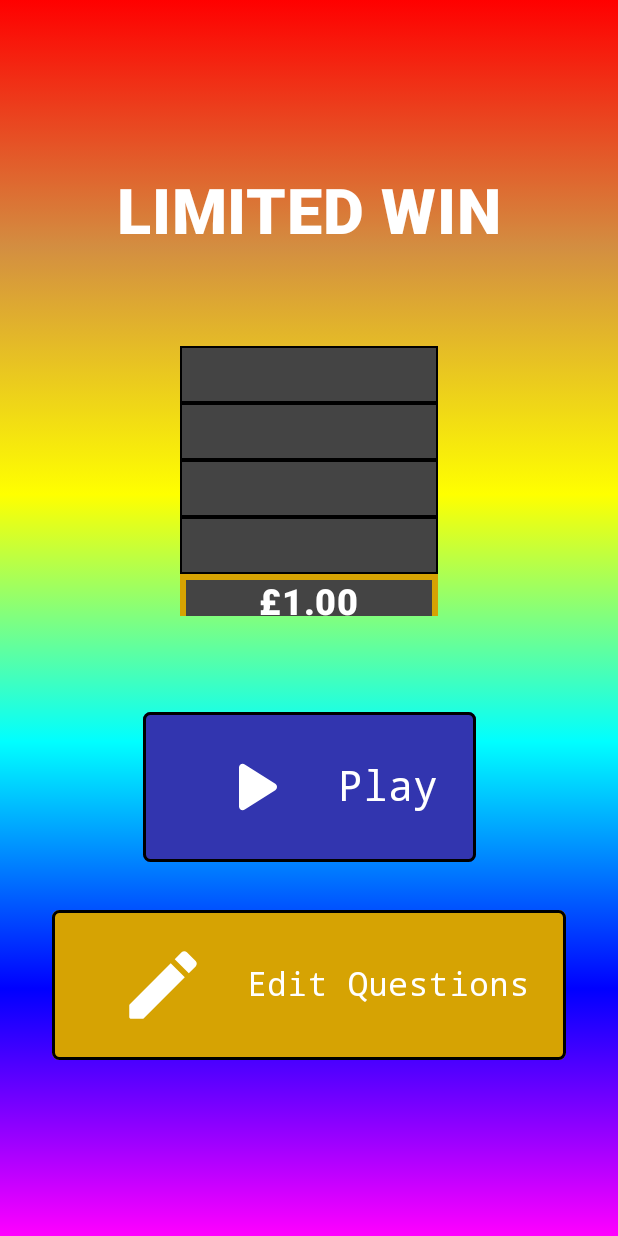
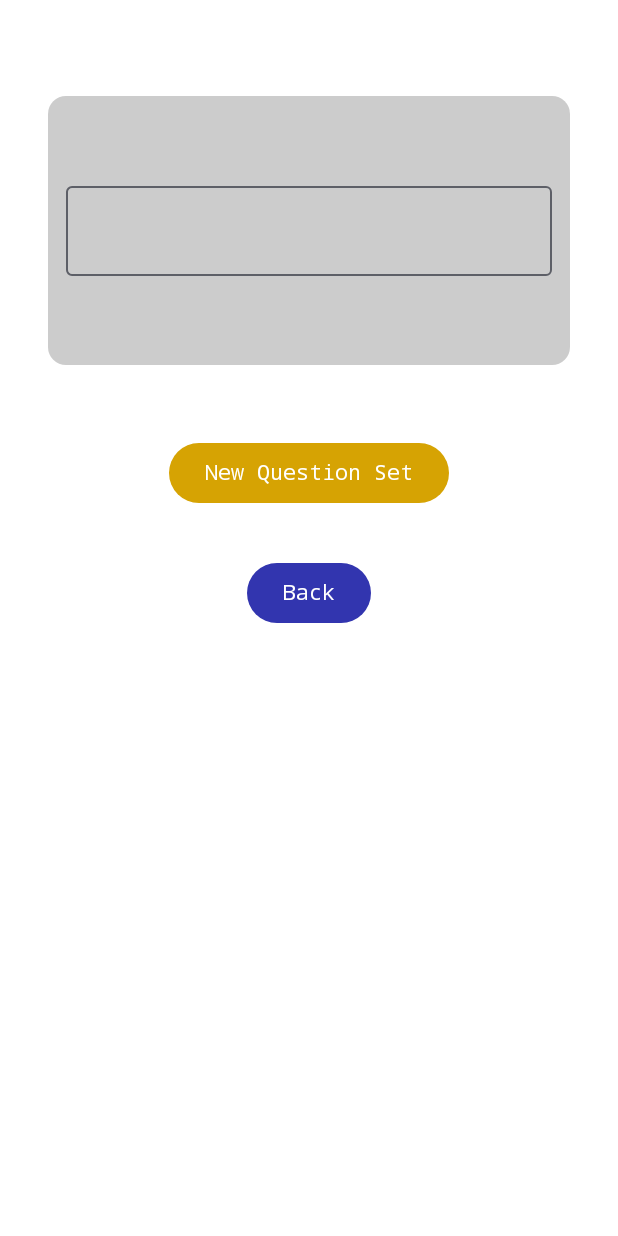
Before and after one commit to daniellegoodlake21/GameShowSpinoff, an Android app built with Jetpack Compose: the composable GameShowApp shown on its own in the app's theme, after a tap on "Edit Questions", on a phone screen of 412 x 824 dp. Run offline under Robolectric (Android 15) with nearby library versions, the phone set to English and light mode, and no system bars; our stand-ins replace Dagger/Hilt's generated code, Room's generated code.

Commit message:
Fix user input for questions and question sets, and add navigation.

```diff
--- a/app/build.gradle.kts
+++ b/app/build.gradle.kts
@@ -68,6 +68,10 @@ dependencies {
     androidTestImplementation("androidx.compose.ui:ui-test-junit4")
     debugImplementation("androidx.compose.ui:ui-tooling")
     debugImplementation("androidx.compose.ui:ui-test-manifest")
+    val navVersion = "2.7.6"
+    // navigation
+    implementation("androidx.navigation:navigation-compose:$navVersion")
+    implementation("androidx.hilt:hilt-navigation-compose:1.1.0")
     // hilt
     implementation("com.google.dagger:hilt-android:2.44")
     // observe as state
--- a/app/src/main/java/danielle/projects/gameshowspinoff/MainActivity.kt
+++ b/app/src/main/java/danielle/projects/gameshowspinoff/MainActivity.kt
@@ -4,9 +4,11 @@ import android.os.Bundle
 import androidx.activity.ComponentActivity
 import androidx.activity.compose.setContent
 import androidx.compose.runtime.Composable
-import danielle.projects.gameshowspinoff.screen.HomeScreen
+import dagger.hilt.android.AndroidEntryPoint
+import danielle.projects.gameshowspinoff.navigation.GameShowNavigation
 import danielle.projects.gameshowspinoff.ui.theme.GameShowSpinoffTheme
 
+@AndroidEntryPoint
 class MainActivity : ComponentActivity() {
     override fun onCreate(savedInstanceState: Bundle?) {
         super.onCreate(savedInstanceState)
@@ -20,5 +22,5 @@ class MainActivity : ComponentActivity() {
 
 @Composable
 fun GameShowApp(){
-    HomeScreen()
+    GameShowNavigation()
 }
--- a/app/src/main/java/danielle/projects/gameshowspinoff/components/QuestionSetInfoComponent.kt
+++ b/app/src/main/java/danielle/projects/gameshowspinoff/components/QuestionSetInfoComponent.kt
@@ -13,6 +13,8 @@ import androidx.compose.material3.CardDefaults
 import androidx.compose.material3.ExperimentalMaterial3Api
 import androidx.compose.material3.OutlinedTextField
 import androidx.compose.runtime.Composable
+import androidx.compose.runtime.mutableStateOf
+import androidx.compose.runtime.saveable.rememberSaveable
 import androidx.compose.ui.Alignment
 import androidx.compose.ui.ExperimentalComposeUiApi
 import androidx.compose.ui.Modifier
@@ -21,38 +23,44 @@ import androidx.compose.ui.platform.LocalSoftwareKeyboardController
 import androidx.compose.ui.text.font.FontFamily
 import androidx.compose.ui.text.input.ImeAction
 import androidx.compose.ui.text.input.KeyboardType
-import androidx.compose.ui.text.input.TextFieldValue
 import androidx.compose.ui.unit.TextUnit
 import androidx.compose.ui.unit.TextUnitType
 import androidx.compose.ui.unit.dp
+import androidx.navigation.NavController
 import danielle.projects.gameshowspinoff.model.QuestionSet
+import danielle.projects.gameshowspinoff.navigation.GameShowScreens
 import danielle.projects.gameshowspinoff.screen.QuestionBuilderViewModel
 
 @OptIn(ExperimentalMaterial3Api::class, ExperimentalComposeUiApi::class)
 @Composable
-fun QuestionSetInfoComponent(questionBuilderViewModel: QuestionBuilderViewModel, questionSet: QuestionSet) {
+fun QuestionSetInfoComponent(navController: NavController, questionBuilderViewModel: QuestionBuilderViewModel, questionSet: QuestionSet) {
     val keyboardController = LocalSoftwareKeyboardController.current
+    val input = rememberSaveable{mutableStateOf(questionSet.label)
+    }
     Card(colors = CardDefaults.cardColors(containerColor = Color.LightGray), modifier = Modifier
         .fillMaxWidth()
-        .padding(16.dp)
+        .height(275.dp)
+        .padding(vertical = 48.dp, horizontal = 16.dp)
         .height(100.dp)
-        .clickable { /* navigate to question set with list of questions */ }) {
+        .clickable { /* navigate to question set with list of questions */
+        navController.navigate(route = "${GameShowScreens.QuestionBuilderScreen.name}/${questionSet.id}")}) {
         Column(verticalArrangement = Arrangement.Center, horizontalAlignment = Alignment.CenterHorizontally,
             modifier = Modifier.fillMaxSize()) {
-            OutlinedTextField(value = TextFieldValue(questionSet.label),
-                onValueChange = {newText ->
-                    if (newText.text.isNotEmpty()) {
-                        questionSet.label = newText.text
-                        questionBuilderViewModel.updateQuestionSet(questionSet = questionSet)
-                    }
-                },
-                modifier = Modifier.fillMaxWidth().padding(12.dp), textStyle = androidx.compose.ui.text.TextStyle(
+            OutlinedTextField(value = input.value,
+                onValueChange = { newText ->
+                    input.value = newText
+                    },
+                modifier = Modifier
+                    .fillMaxWidth()
+                    .padding(12.dp), textStyle = androidx.compose.ui.text.TextStyle(
                     fontSize = TextUnit(24f, TextUnitType.Sp),
                     fontFamily = FontFamily.Monospace
                 ),
-                keyboardOptions = KeyboardOptions.Default.copy(keyboardType = KeyboardType.Number, imeAction = ImeAction.Done),
-                keyboardActions = KeyboardActions(onSend = {keyboardController?.hide()}, onDone = { keyboardController?.hide() },
-                    onGo = {keyboardController?.hide()}, onNext = {keyboardController?.hide()}))
+                keyboardOptions = KeyboardOptions.Default.copy(keyboardType = KeyboardType.Text, imeAction = ImeAction.Done),
+                keyboardActions = KeyboardActions(onDone = {
+                    keyboardController?.hide()
+                    questionBuilderViewModel.updateQuestionSet(questionSet = questionSet.copy(label = input.value))
+                }))
         }
     }
 }
--- a/app/src/main/java/danielle/projects/gameshowspinoff/data/QuestionDatabaseDao.kt
+++ b/app/src/main/java/danielle/projects/gameshowspinoff/data/QuestionDatabaseDao.kt
@@ -18,7 +18,7 @@ interface QuestionDatabaseDao {
     @Query("SELECT * FROM question_table WHERE id =:id")
     fun getQuestionById(id: Int): Question
 
-    @Query("SELECT * FROM question_table WHERE id =:questionSetId")
+    @Query("SELECT * FROM question_table WHERE question_set_id =:questionSetId")
     fun getQuestionsBySetId(questionSetId: Int): Flow<List<Question>>
 
     @Insert(onConflict = OnConflictStrategy.REPLACE)
--- a/app/src/main/java/danielle/projects/gameshowspinoff/model/Question.kt
+++ b/app/src/main/java/danielle/projects/gameshowspinoff/model/Question.kt
@@ -7,7 +7,7 @@ import androidx.room.PrimaryKey
 
 @Entity(tableName = "question_table")
 data class Question(
-    @PrimaryKey val id: Int,
+    @PrimaryKey(autoGenerate = true) val id: Int = 0,
     @ColumnInfo(name = "question_text")
     var questionText: String,
     @ColumnInfo(name = "correct_answer")
--- a/app/src/main/java/danielle/projects/gameshowspinoff/model/QuestionSet.kt
+++ b/app/src/main/java/danielle/projects/gameshowspinoff/model/QuestionSet.kt
@@ -6,6 +6,6 @@ import androidx.room.PrimaryKey
 
 @Entity(tableName = "question_set_table")
 data class QuestionSet(
-    @PrimaryKey val id: Int,
+    @PrimaryKey(autoGenerate = true) val id: Int = 0,
     @ColumnInfo(name = "question_set_label")
     var label: String)
--- /dev/null
+++ b/app/src/main/java/danielle/projects/gameshowspinoff/navigation/GameShowNavigation.kt
@@ -0,0 +1,37 @@
+package danielle.projects.gameshowspinoff.navigation
+
+import androidx.compose.material3.ExperimentalMaterial3Api
+import androidx.compose.runtime.Composable
+import androidx.navigation.NavType
+import androidx.navigation.compose.NavHost
+import androidx.navigation.compose.composable
+import androidx.navigation.compose.rememberNavController
+import androidx.navigation.navArgument
+import danielle.projects.gameshowspinoff.screen.HomeScreen
+import danielle.projects.gameshowspinoff.screen.MoneyLadderScreen
+import danielle.projects.gameshowspinoff.screen.QuestionBuilderScreen
+import danielle.projects.gameshowspinoff.screen.QuestionSetBuilderScreen
+
+@OptIn(ExperimentalMaterial3Api::class)
+@Composable
+fun GameShowNavigation(){
+    val navController = rememberNavController()
+    NavHost(navController = navController,
+        startDestination = GameShowScreens.HomeScreen.name){
+        composable(GameShowScreens.HomeScreen.name){
+            // here, pass where this should lead to
+            HomeScreen(navController = navController)
+        }
+        composable(GameShowScreens.QuestionSetBuilderScreen.name){
+            QuestionSetBuilderScreen(navController = navController)
+        }
+        composable(GameShowScreens.QuestionBuilderScreen.name+ "/{questionSetId}",
+            arguments = listOf(navArgument(name = "questionSetId") {type = NavType.IntType})){ backStackEntry ->
+            QuestionBuilderScreen(navController = navController, questionSetId = backStackEntry.arguments?.getInt("questionSetId"))
+        }
+        composable(GameShowScreens.PlayGameScreen.name){
+            MoneyLadderScreen(navController = navController)
+        }
+    }
+
+}
--- a/app/src/main/java/danielle/projects/gameshowspinoff/screen/HomeScreen.kt
+++ b/app/src/main/java/danielle/projects/gameshowspinoff/screen/HomeScreen.kt
@@ -28,18 +28,18 @@ import androidx.compose.ui.graphics.Color
 import androidx.compose.ui.platform.LocalContext
 import androidx.compose.ui.text.font.FontFamily
 import androidx.compose.ui.text.font.FontWeight
-import androidx.compose.ui.tooling.preview.Preview
 import androidx.compose.ui.unit.TextUnit
 import androidx.compose.ui.unit.TextUnitType
 import androidx.compose.ui.unit.dp
+import androidx.navigation.NavController
 import danielle.projects.gameshowspinoff.R
 import danielle.projects.gameshowspinoff.components.ColorBarComponent
 import danielle.projects.gameshowspinoff.model.ColorBarStateItem
+import danielle.projects.gameshowspinoff.navigation.GameShowScreens
 import danielle.projects.gameshowspinoff.util.ColorBarState
 
-@Preview
 @Composable
-fun HomeScreen() {
+fun HomeScreen(navController: NavController) {
     val sampleMoneyLadder: MutableList<ColorBarStateItem> = mutableListOf()
     for (i in 0..20) {
         if (i < 10) {
@@ -85,7 +85,8 @@ fun HomeScreen() {
             ),
                 modifier = Modifier.height(100.dp),
                 shape = RoundedCornerShape(corner = CornerSize(5.dp)),
-                onClick = { /* Navigate to question set picker (play mode) screen */ }) {
+                onClick = { /* Navigate to question set picker (play mode) screen */
+                navController.navigate(route = GameShowScreens.PlayGameScreen.name)}) {
                 Icon(
                     imageVector = Icons.Rounded.PlayArrow,
                     contentDescription = "Play Game",
@@ -105,7 +106,8 @@ fun HomeScreen() {
             ),
                 modifier = Modifier.height(100.dp),
                 shape = RoundedCornerShape(corner = CornerSize(5.dp)),
-                onClick = { /* Navigate to question set builder (editor mode) screen */ }) {
+                onClick = { /* Navigate to question set builder (editor mode) screen */
+                navController.navigate(route = GameShowScreens.QuestionSetBuilderScreen.name )}) {
                 Icon(
                     imageVector = Icons.Rounded.Edit,
                     contentDescription = "Question Builder",
--- a/app/src/main/java/danielle/projects/gameshowspinoff/screen/QuestionBuilderViewModel.kt
+++ b/app/src/main/java/danielle/projects/gameshowspinoff/screen/QuestionBuilderViewModel.kt
@@ -6,8 +6,8 @@ import dagger.hilt.android.lifecycle.HiltViewModel
 import danielle.projects.gameshowspinoff.model.Question
 import danielle.projects.gameshowspinoff.model.QuestionSet
 import danielle.projects.gameshowspinoff.repository.QuestionRepository
+import kotlinx.coroutines.Dispatchers
 import kotlinx.coroutines.flow.MutableStateFlow
-import kotlinx.coroutines.flow.asStateFlow
 import kotlinx.coroutines.flow.distinctUntilChanged
 import kotlinx.coroutines.launch
 import javax.inject.Inject
@@ -15,31 +15,30 @@ import javax.inject.Inject
 @HiltViewModel
 class QuestionBuilderViewModel @Inject constructor(private val repository: QuestionRepository): ViewModel() {
 
-    private val _questionSetList = MutableStateFlow<List<QuestionSet>>(mutableListOf())
-    val questionSetList = _questionSetList.asStateFlow()
+    val questionSetList = MutableStateFlow<List<QuestionSet>>(mutableListOf())
 
-    private val _currentQuestionList = MutableStateFlow<List<Question>>(mutableListOf())
-    val currentQuestionList = _currentQuestionList.asStateFlow()
+    val currentQuestionList = MutableStateFlow<List<Question>>(mutableListOf())
 
     init {
-        viewModelScope.launch {
-            repository.getAllQuestionSets().distinctUntilChanged().collect{ value ->
-                _questionSetList.value = value
+        viewModelScope.launch(Dispatchers.IO) {
+            repository.getAllQuestionSets().distinctUntilChanged().collect{
+                    listOfQuestionSets ->
+                questionSetList.value = listOfQuestionSets
             }
         }
     }
 
-    fun getQuestionsListByQuestionSet(questionSet: QuestionSet) {
+    fun getQuestionsListByQuestionSet(questionSetId: Int) {
         viewModelScope.launch {
-            repository.getAllQuestionsInSet(questionSet.id).distinctUntilChanged().collect{ value ->
-                _currentQuestionList.value = value
+            repository.getAllQuestionsInSet(questionSetId).distinctUntilChanged().collect{ value ->
+                currentQuestionList.value = value
             }
         }
     }
 
     fun getQuestionCountInQuestionSet(questionSet: QuestionSet): Int {
-        getQuestionsListByQuestionSet(questionSet = questionSet)
-        return _currentQuestionList.value.size
+        getQuestionsListByQuestionSet(questionSetId = questionSet.id)
+        return currentQuestionList.value.size
     }
     fun addQuestion(question: Question) {
         viewModelScope.launch {
--- a/app/src/main/java/danielle/projects/gameshowspinoff/screen/QuestionSetBuilderScreen.kt
+++ b/app/src/main/java/danielle/projects/gameshowspinoff/screen/QuestionSetBuilderScreen.kt
@@ -1,13 +1,12 @@
 package danielle.projects.gameshowspinoff.screen
 
 import androidx.compose.foundation.layout.Column
+import androidx.compose.foundation.layout.Spacer
 import androidx.compose.foundation.layout.fillMaxWidth
 import androidx.compose.foundation.layout.padding
 import androidx.compose.foundation.lazy.LazyColumn
 import androidx.compose.foundation.lazy.items
 import androidx.compose.foundation.lazy.rememberLazyListState
-import androidx.compose.foundation.rememberScrollState
-import androidx.compose.foundation.verticalScroll
 import androidx.compose.material3.Button
 import androidx.compose.material3.ButtonDefaults
 import androidx.compose.material3.Text
@@ -22,23 +21,39 @@ import androidx.compose.ui.text.TextStyle
 import androidx.compose.ui.text.font.FontFamily
 import androidx.compose.ui.unit.dp
 import androidx.core.content.ContextCompat
-import androidx.lifecycle.viewmodel.compose.viewModel
+import androidx.hilt.navigation.compose.hiltViewModel
+import androidx.navigation.NavController
 import danielle.projects.gameshowspinoff.R
 import danielle.projects.gameshowspinoff.components.QuestionSetInfoComponent
+import danielle.projects.gameshowspinoff.model.QuestionSet
 
 @Composable
-fun QuestionSetBuilderScreen() {
+fun QuestionSetBuilderScreen(navController: NavController) {
     val listState = rememberLazyListState()
-    val questionBuilderViewModel: QuestionBuilderViewModel = viewModel()
+    val questionBuilderViewModel: QuestionBuilderViewModel = hiltViewModel()
     val questionSets by questionBuilderViewModel.questionSetList.collectAsState()
-    Column(modifier = Modifier.padding(16.dp), horizontalAlignment = Alignment.CenterHorizontally) {
     // List of question sets to edit - then to play a game you use one question set
         LazyColumn(state = listState,
+            horizontalAlignment = Alignment.CenterHorizontally,
             modifier = Modifier
-                .verticalScroll(rememberScrollState())
-                .fillMaxWidth()){items(questionSets) { item ->
-            QuestionSetInfoComponent(questionBuilderViewModel = questionBuilderViewModel, questionSet = item)
-        }}
+                .padding(16.dp)
+                .fillMaxWidth()){
+            items(items = questionSets) { item ->
+                QuestionSetInfoComponent(navController = navController, questionBuilderViewModel = questionBuilderViewModel, questionSet = item)
+        }
+        item{
+            Column(horizontalAlignment = Alignment.CenterHorizontally) {
+                // new question set button
+                Button(colors = ButtonDefaults.buttonColors(
+                    containerColor = Color(
+                        ContextCompat.getColor(
+                            LocalContext.current, R.color.gold
+                        )
+                    ), contentColor = Color.White
+                ), onClick = { questionBuilderViewModel.addQuestionSet(QuestionSet(label = "")) }) {
+                    Text(text = "New Question Set", style = TextStyle(fontFamily = FontFamily.Monospace))
+                }
+                Spacer(modifier = Modifier.padding(16.dp))
                 // Back button
                 Button(colors = ButtonDefaults.buttonColors(
                     containerColor = Color(
@@ -46,10 +61,12 @@ fun QuestionSetBuilderScreen() {
                             LocalContext.current, R.color.dark_blue
                         )
                     ), contentColor = Color.White
-        ), onClick = { /* Navigate to home screen */ }) {
+                ), onClick = { /* Navigate to home screen */
+                    navController.popBackStack()}) {
                     Text(text = "Back", style = TextStyle(fontFamily = FontFamily.Monospace))
                 }
             }
 
-
         }
+    }
+}
```
Also changed, not shown: app/src/main/java/danielle/projects/gameshowspinoff/components/QuestionInfoComponent.kt (+28 -16 lines), app/src/main/java/danielle/projects/gameshowspinoff/navigation/GameShowScreens.kt (added, +20 -0 lines), app/src/main/java/danielle/projects/gameshowspinoff/screen/MoneyLadderScreen.kt (+13 -8 lines), app/src/main/java/danielle/projects/gameshowspinoff/screen/QuestionBuilderScreen.kt (+62 -24 lines). Lines whose indentation alone changed are shown as unchanged.
